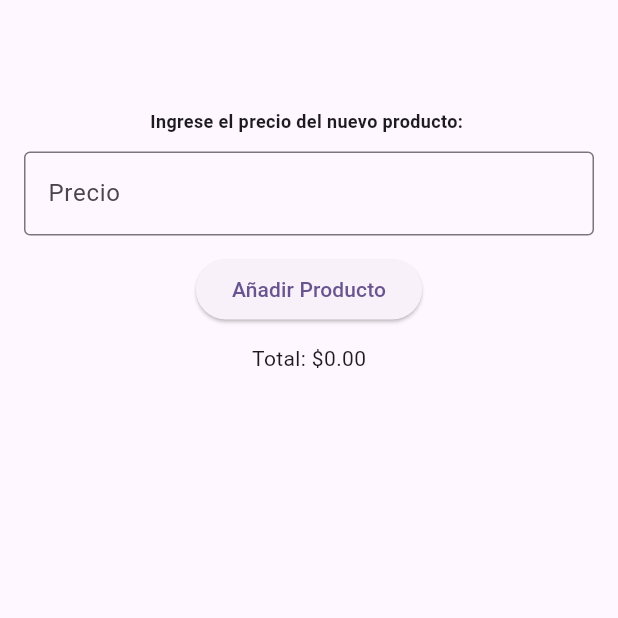
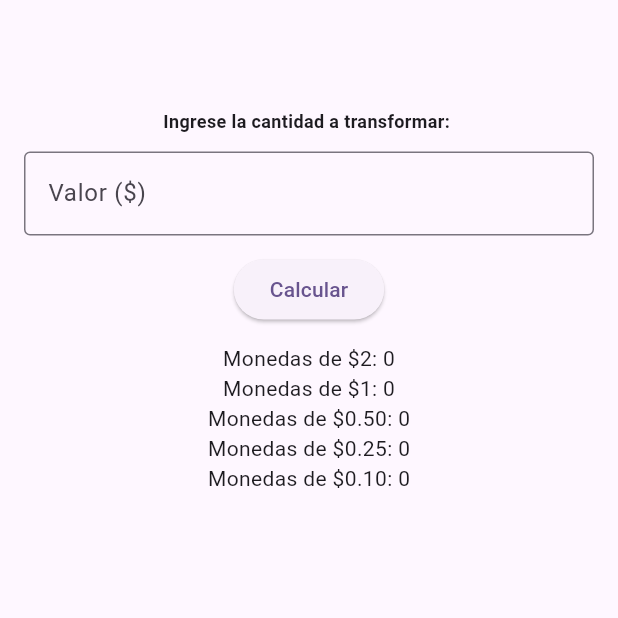
Before and after one commit to IMarcusDev/Tarea1_27843_moviles, a Flutter app: the screen it shows after launch, on a phone screen of 412 x 824 dp, the top half of it. Run offline on Flutter 3.47's test engine with Material 3 defaults, Android fonts, the phone set to English and light mode, and no system bars.

Commit message:
Ejercicio 12

```diff
--- a/lib/main.dart
+++ b/lib/main.dart
@@ -1,5 +1,5 @@
 import 'package:flutter/material.dart';
-import 'package:tarea1_application/screens/ej11.dart';
+import 'package:tarea1_application/screens/ej12.dart';
 
 void main() {
   runApp(const MyApp());
@@ -32,7 +32,7 @@
         colorScheme: ColorScheme.fromSeed(seedColor: Colors.deepPurple),
       ),
       // home: const MyHomePage(title: 'Flutter Demo Home Page'),
-      home: Ejercicio11View(),
+      home: Ejercicio12View(),
     );
   }
 }
--- a/lib/screens/ej12.dart
+++ b/lib/screens/ej12.dart
@@ -1,2 +1,80 @@
 // Disponemos de una máquina que puede dar vuelto con 5 tipos de monedas distintas: $2, $1, $0.50, $0.25, $0.10.
 // Realizar el programa que, dados el precio del artículo y la cantidad entregada por el consumidor, nos indique el vuelto a entregar empleando el menor número posible de monedas.
+
+import 'package:flutter/material.dart';
+
+class Ejercicio12View extends StatefulWidget {
+  @override
+  State<StatefulWidget> createState() => _Ejercicio12State();
+}
+
+class _Ejercicio12State extends State<Ejercicio12View> {
+  // { Centavos: Cantidad }
+  Map<int, int> vuelto = {
+    200: 0,
+    100: 0,
+    50: 0,
+    25: 0,
+    10: 0
+  };
+
+  // Controlador
+  final valueCtrl = TextEditingController();
+
+  void setVueltoCants(double value) {
+    int precioCents = (value * 100).round();
+
+    setState(() {
+      for (int cents in vuelto.keys) {
+        vuelto[cents] = precioCents ~/ cents;
+        precioCents %= cents;
+      }
+    });
+  }
+
+  @override
+  Widget build(BuildContext context) {
+    double spaceSize = 12;
+
+    return Scaffold(
+      appBar: AppBar(),
+      body: Padding(
+        padding: EdgeInsetsGeometry.all(16),
+        child: Column(
+          children: [
+            Text('Ingrese la cantidad a transformar: ', style: TextStyle(fontSize: 12, fontWeight: FontWeight.bold),),
+
+            SizedBox(height: spaceSize,),
+
+            TextField(
+              controller: valueCtrl,
+              keyboardType: TextInputType.number,
+              decoration: InputDecoration(
+                border: OutlineInputBorder(),
+                hintText: 'Valor (\$)'
+              ),
+            ),
+
+            SizedBox(height: spaceSize,),
+
+            ElevatedButton(
+              onPressed: () => {
+                setVueltoCants(double.tryParse(valueCtrl.text) ?? 0)
+              },
+              child: Text('Calcular')
+            ),
+
+            SizedBox(height: spaceSize,),
+
+            Text('Monedas de \$2: ${vuelto[200]}'),
+            Text('Monedas de \$1: ${vuelto[100]}'),
+            Text('Monedas de \$0.50: ${vuelto[50]}'),
+            Text('Monedas de \$0.25: ${vuelto[25]}'),
+            Text('Monedas de \$0.10: ${vuelto[10]}'),
+          ],
+        ),
+      ),
+    );
+  }
+
+}
```
